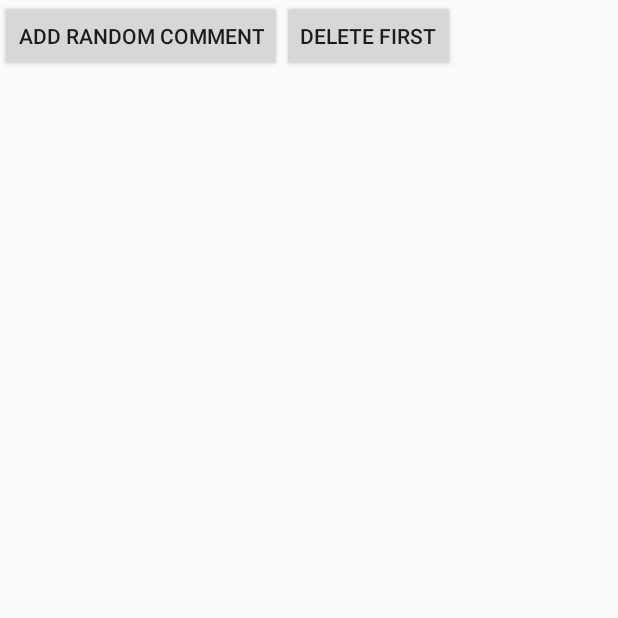
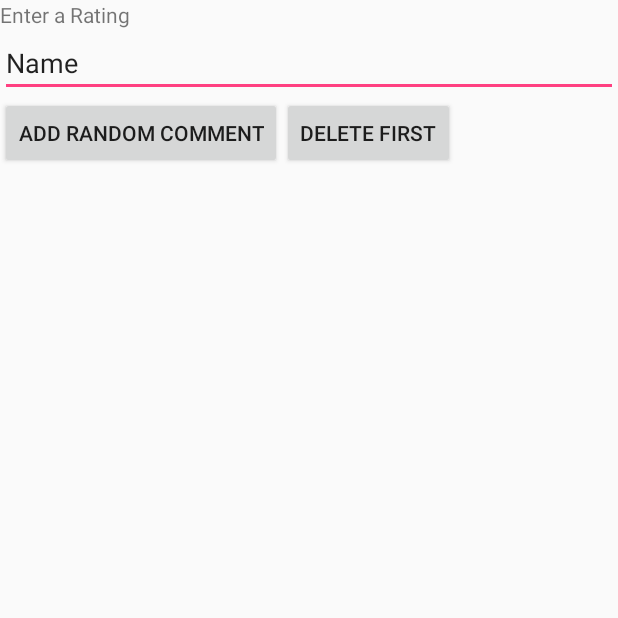
Before and after one commit to dchock/Donovan-ChockUnit10Participation, an Android app: the screen it shows after launch (MainActivity), on a phone screen of 412 x 824 dp, the top half of it. Run offline under Robolectric (Android 15) with nearby library versions, the phone set to English and light mode, and no system bars; 4 statements that could not run were skipped.

```diff
--- a/app/src/main/java/css/cis3334/donovan_chockunit10participation/MainActivity.java
+++ b/app/src/main/java/css/cis3334/donovan_chockunit10participation/MainActivity.java
@@ -10,15 +10,21 @@ import android.app.ListActivity;
 import android.os.Bundle;
 import android.view.View;
 import android.widget.ArrayAdapter;
+import android.widget.EditText;
 
 public class MainActivity extends ListActivity {
     private CommentsDataSource datasource;
+
+    EditText etRating;
 
     @Override
     public void onCreate(Bundle savedInstanceState) {
         super.onCreate(savedInstanceState);
         setContentView(R.layout.activity_main);
 
+        etRating = (EditText) findViewById(R.id.editTextRating);
+
+        //creates and opens new data source
         datasource = new CommentsDataSource(this);
         datasource.open();
 
@@ -39,10 +45,11 @@ public class MainActivity extends ListActivity {
         Comment comment = null; //declare Comment comment = null
         switch (view.getId()) { //passes view.getId()
             case R.id.add: //adds comment values stored in comments array
+                String RatingValue = etRating.getText().toString();
                 String[] comments = new String[] { "Cool", "Very nice", "Hate it" };
                 int nextInt = new Random().nextInt(3); //randomizes comments
                 // save the new comment to the database
-                comment = datasource.createComment(comments[nextInt]);
+                comment = datasource.createComment(comments[nextInt],RatingValue);
                 adapter.add(comment);
                 break;
             case R.id.delete: //delete comments
--- a/app/src/main/java/css/cis3334/donovan_chockunit10participation/MySQLiteHelper.java
+++ b/app/src/main/java/css/cis3334/donovan_chockunit10participation/MySQLiteHelper.java
@@ -16,17 +16,18 @@ public class MySQLiteHelper extends SQLiteOpenHelper {
     //Store table id's in strings
     public static final String TABLE_COMMENTS = "comments"; //declare table id "comments"
     public static final String COLUMN_ID = "_id";// declare table id "_id"
-    public static final String COLUMN_COMMENT = "comment";// declare table id "comment"
+    public static final String COLUMN_COMMENT = "comment";// value of specific comment entered
+    public static final String COLUMN_RATING = "rating"; // declare table id "rating
 
     private static final String DATABASE_NAME = "commments.db"; //Declare table id "comments.db"
-    private static final int DATABASE_VERSION = 1; //declare database version => 1
+    private static final int DATABASE_VERSION = 2; //declare database version => 1
 
     // Database creation sql statement
+    //CREATE TABLE table_name ( column1 datatype, column2 datatype, column3 datatype,....);
     private static final String DATABASE_CREATE = "create table "
             + TABLE_COMMENTS + "( " + COLUMN_ID
             + " integer primary key autoincrement, " + COLUMN_COMMENT
-            + " text not null);";
-
+            + " text not null,"+ COLUMN_RATING + " text value 1-5)";
 
     public MySQLiteHelper(Context context) {
         super(context, DATABASE_NAME, null, DATABASE_VERSION);
@@ -38,6 +39,9 @@ public class MySQLiteHelper extends SQLiteOpenHelper {
         database.execSQL(DATABASE_CREATE);
     }
 
+
+    //deletes all existing data
+    //defines constants for table names and columns
     @Override
     public void onUpgrade(SQLiteDatabase db, int oldVersion, int newVersion) {
         Log.w(MySQLiteHelper.class.getName(),
--- a/app/src/main/res/layout/activity_main.xml
+++ b/app/src/main/res/layout/activity_main.xml
@@ -3,6 +3,20 @@
     android:layout_width="match_parent"
     android:layout_height="match_parent"
     android:orientation="vertical" >
+
+    <TextView
+        android:id="@+id/textView"
+        android:layout_width="match_parent"
+        android:layout_height="wrap_content"
+        android:text="Enter a Rating" />
+
+    <EditText
+        android:id="@+id/editTextRating"
+        android:layout_width="match_parent"
+        android:layout_height="wrap_content"
+        android:ems="10"
+        android:inputType="number"
+        android:text="Name" />
 
     <LinearLayout
         android:id="@+id/group"
--- a/build.gradle
+++ b/build.gradle
@@ -5,7 +5,7 @@ buildscript {
         jcenter()
     }
     dependencies {
-        classpath 'com.android.tools.build:gradle:2.2.3'
+        classpath 'com.android.tools.build:gradle:2.3.0'
 
         // NOTE: Do not place your application dependencies here; they belong
         // in the individual module build.gradle files
```
Also changed, not shown: app/src/main/java/css/cis3334/donovan_chockunit10participation/Comment.java (+9 -0 lines), app/src/main/java/css/cis3334/donovan_chockunit10participation/CommentsDataSource.java (+25 -6 lines), gradle/wrapper/gradle-wrapper.properties.
